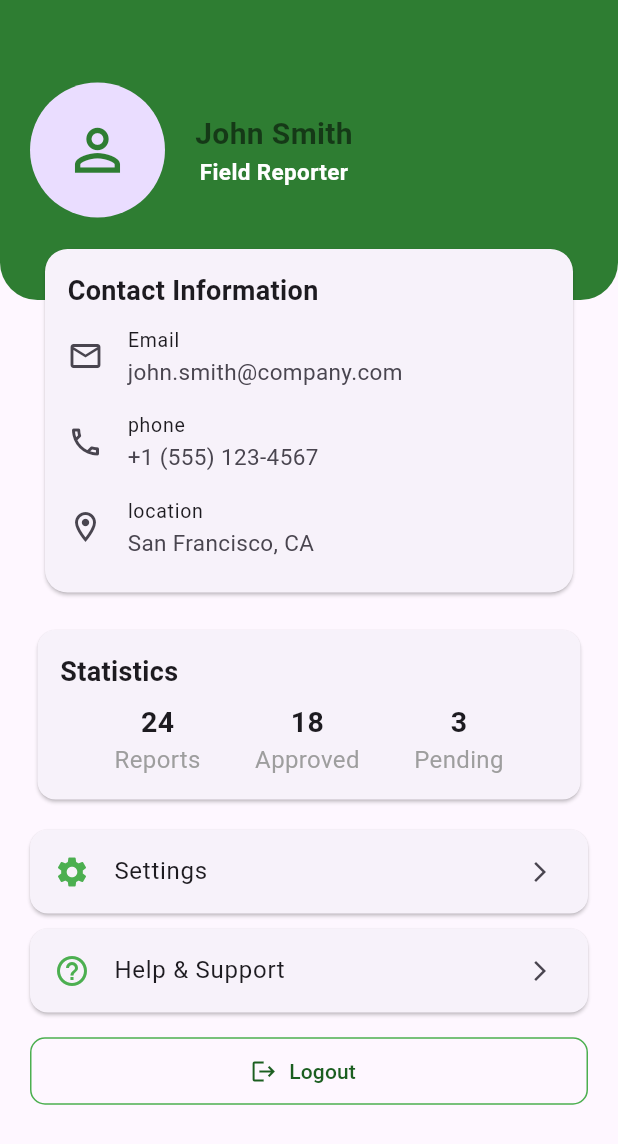
After one commit to EslamAYassen/StadiumEye_user, a Flutter app: the ProfileScreen screen opened directly, on a phone screen of 412 x 824 dp. The commit adds this screen. Shown: the top 1144 px of the screen. Run offline on Flutter 3.47's test engine with Material 3 defaults, Android fonts, the phone set to English and light mode, and no system bars.

Commit message:
feat: add pages for profile feature

```diff
--- /dev/null
+++ b/lib/profile_feature/presentation/views/profile_screen.dart
@@ -0,0 +1,12 @@
+import 'package:flutter/material.dart';
+import 'package:stadium_eye/profile_feature/presentation/views/widgets/profile_screen_body.dart';
+class ProfileScreen extends StatelessWidget {
+  const ProfileScreen({super.key});
+
+  @override
+  Widget build(BuildContext context) {
+    return const Scaffold(
+      body: ProfileScreenBody(),
+    );
+  }
+}
--- /dev/null
+++ b/lib/profile_feature/presentation/views/widgets/conect_information_card.dart
@@ -0,0 +1,43 @@
+import 'package:flutter/material.dart';
+class ContectInformationCard extends StatelessWidget {
+  const ContectInformationCard({super.key});
+
+  @override
+  Widget build(BuildContext context) {
+    return Card(
+      margin: EdgeInsets.symmetric(horizontal: 10),
+      shape: RoundedRectangleBorder(borderRadius: BorderRadius.circular(15)),
+      child: Padding(
+        padding: EdgeInsets.all(15),
+        child: Column(
+          crossAxisAlignment: CrossAxisAlignment.start,
+          children: [
+            Text('Contact Information', style: TextStyle(fontWeight: FontWeight.bold, fontSize: 18)),
+            SizedBox(height:2),
+            ListTile(
+              contentPadding: EdgeInsets.zero,
+              leading: Icon(Icons.email_outlined),
+              title: Text("Email",style: TextStyle(fontSize: 13), ),
+              subtitle: Text('john.smith@company.com',style: TextStyle(fontSize: 15),),
+              visualDensity: VisualDensity(vertical: -3),
+            ),
+            ListTile(
+              contentPadding: EdgeInsets.zero,
+              leading: Icon(Icons.phone_outlined),
+              title: Text("phone",style: TextStyle(fontSize: 13), ),
+              subtitle: Text('+1 (555) 123-4567',style: TextStyle(fontSize: 15)),
+              visualDensity: VisualDensity(vertical: -3),
+            ),
+            ListTile(
+              contentPadding: EdgeInsets.zero,
+              leading: Icon(Icons.location_on_outlined),
+              title: Text("location",style: TextStyle(fontSize: 13), ),
+              subtitle: Text('San Francisco, CA',style: TextStyle(fontSize: 15)),
+              visualDensity: VisualDensity(vertical: -3),
+            ),
+          ],
+        ),
+      ),
+    );
+  }
+}
--- /dev/null
+++ b/lib/profile_feature/presentation/views/widgets/custom_appbar.dart
@@ -0,0 +1,58 @@
+import 'package:flutter/material.dart';
+import 'package:stadium_eye/profile_feature/presentation/views/widgets/conect_information_card.dart';
+class CustomAppbar extends StatelessWidget {
+  const CustomAppbar({super.key});
+
+  @override
+  Widget build(BuildContext context) {
+    return Stack(
+      clipBehavior: Clip.none,
+      children: [
+        Container(
+          width:double.infinity,
+          height: 200,
+          decoration: BoxDecoration(
+            color: Colors.green[800],
+            borderRadius: BorderRadius.only(
+              bottomRight: Radius.circular(25),
+              bottomLeft: Radius.circular(25),
+            ),
+          ),
+          child: Row(
+            children: [
+              Padding(
+                padding: const EdgeInsets.symmetric(horizontal: 20.0,vertical: 30.0),
+                child: CircleAvatar(
+                  radius: 45,
+                  child: Icon(Icons.person_outline, size: 45,color: Colors.green[800],),
+
+                ),
+              ),
+              Column(
+                mainAxisAlignment: MainAxisAlignment.center,
+                children: [
+                  Text(
+                    'John Smith',
+                    style: TextStyle(color: Colors.black54, fontSize: 20, fontWeight: FontWeight.bold),
+                  ),
+                  Text(
+                    'Field Reporter',
+                    style: TextStyle(color: Colors.white, fontSize: 15,fontWeight: FontWeight.bold),
+                  ),
+                ],
+              ),
+
+            ],
+
+          ),
+        ),
+        Positioned(
+          bottom: -195,
+          left: 20,
+          right: 20,
+          child:ContectInformationCard(),),
+      ],
+    );
+
+  }
+}
--- /dev/null
+++ b/lib/profile_feature/presentation/views/widgets/item.dart
@@ -0,0 +1,21 @@
+import 'package:flutter/material.dart';
+
+class Item extends StatelessWidget {
+  final String title;
+  final IconData icon;
+
+  const Item({required this.title, required this.icon});
+
+  @override
+  Widget build(BuildContext context) {
+    return Card(
+      margin: EdgeInsets.symmetric(horizontal: 20, vertical: 5),
+      child: ListTile(
+        leading: Icon(icon, color: Colors.green),
+        title: Text(title),
+        trailing: Icon(Icons.arrow_forward_ios, size: 16),
+        onTap: () {},
+      ),
+    );
+  }
+}
--- /dev/null
+++ b/lib/profile_feature/presentation/views/widgets/logout.dart
@@ -0,0 +1,21 @@
+import 'package:flutter/material.dart';
+class LogOut extends StatelessWidget {
+  const LogOut({super.key});
+
+  @override
+  Widget build(BuildContext context) {
+    return Padding(
+      padding: EdgeInsets.symmetric(horizontal: 20),
+      child: OutlinedButton.icon(
+        onPressed: () {},
+        icon: Icon(Icons.logout, color: Colors.green[900]),
+        label: Text('Logout', style: TextStyle(color: Colors.green[900])),
+        style: OutlinedButton.styleFrom(
+          minimumSize: Size(double.infinity, 45),
+          side: BorderSide(color: Colors.green),
+          shape: RoundedRectangleBorder(borderRadius: BorderRadius.circular(10)),
+        ),
+      ),
+    );
+  }
+}
--- /dev/null
+++ b/lib/profile_feature/presentation/views/widgets/profile_screen_body.dart
@@ -0,0 +1,26 @@
+import 'package:flutter/material.dart';
+import 'package:stadium_eye/profile_feature/presentation/views/widgets/custom_appbar.dart';
+import 'package:stadium_eye/profile_feature/presentation/views/widgets/item.dart';
+import 'package:stadium_eye/profile_feature/presentation/views/widgets/logout.dart';
+import 'package:stadium_eye/profile_feature/presentation/views/widgets/statistics_card.dart';
+class ProfileScreenBody extends StatelessWidget {
+  const ProfileScreenBody({super.key});
+
+  @override
+  Widget build(BuildContext context) {
+    return const Column(
+      children: [
+        CustomAppbar(),
+        SizedBox(height: 220),
+        StatisticsCard(reports: 24, approved: 18, pending: 3) ,//replace API data
+        SizedBox(height: 15),
+        Item( title: 'Settings', icon: Icons.settings),
+        Item(title: 'Help & Support', icon: Icons.help_outline),
+        SizedBox(height: 10),
+        LogOut(),
+
+
+      ],
+    );
+  }
+}
--- /dev/null
+++ b/lib/profile_feature/presentation/views/widgets/statistics_card.dart
@@ -0,0 +1,43 @@
+import'package:flutter/material.dart';
+class StatisticsCard extends StatelessWidget {
+  const StatisticsCard({super.key, required this.reports, required this.approved, required this.pending});
+  //replace API data
+  final int reports;
+  final int approved;
+  final int pending;
+
+  @override
+  Widget build(BuildContext context) {
+    return Card(
+      margin: EdgeInsets.symmetric(horizontal: 25),
+      child: Padding(
+        padding: const EdgeInsets.all(15.0),
+        child: Column(
+          crossAxisAlignment: CrossAxisAlignment.start,
+          children: [
+            Text("Statistics",style: TextStyle(fontSize:18,fontWeight: FontWeight.bold),),
+            SizedBox(
+              height: 7,
+            ),
+            Row(
+              mainAxisAlignment: MainAxisAlignment.spaceEvenly,
+              children: [
+                build_static_card("Reports", reports),
+                build_static_card("Approved", approved),
+                build_static_card("Pending", pending),
+              ],
+            ),
+          ],
+        ),
+      ),
+    ) ;
+  }
+}
+Column build_static_card(String title,int value){
+  return Column(
+    children: [
+      Text(value.toString(),style: TextStyle(fontSize: 19, fontWeight: FontWeight.bold)),
+      Text(title, style: TextStyle(color: Colors.grey,fontSize: 16)),
+    ],
+  );
+}
```
Also changed, not shown: lib/main.dart (line endings or trailing spaces), pubspec.lock.
